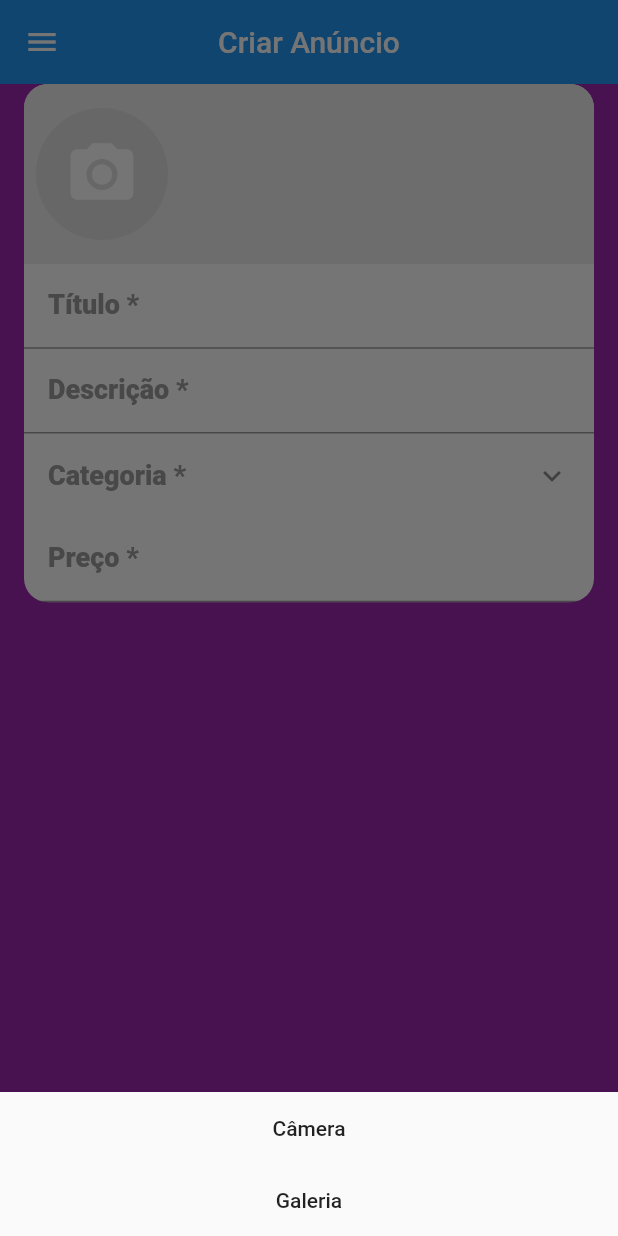
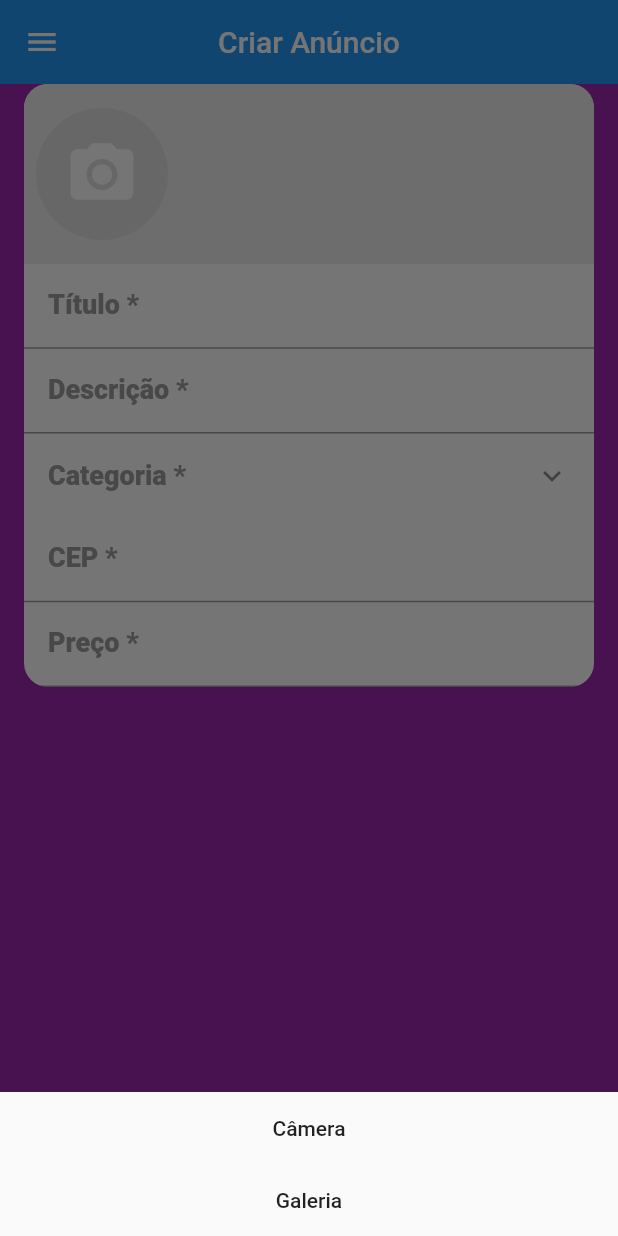
Before and after one commit to Moura14/Olx_clone, a Flutter app: the CreateScreens screen opened directly, after a tap on the "camera alt" icon, on a phone screen of 412 x 824 dp. Run offline on Flutter 3.47's test engine with Material 2 defaults, Android fonts, the phone set to English and light mode, and no system bars; our stand-ins replace brasil_fields, dio, flutter_mobx, get_it, image_cropper, image_picker and 4 more; accounts and stored records are empty; generated files the repository leaves out were written again; network calls fail; statements that could not run were skipped.

Commit message:
Criação de campo de CEP e funcionalidades do mesmo

```diff
--- a/lib/main.dart
+++ b/lib/main.dart
@@ -1,6 +1,8 @@
 import 'package:flutter/material.dart';
 import 'package:get_it/get_it.dart';
 import 'package:olx_mobx/repositories/category_respository.dart';
+import 'package:olx_mobx/repositories/cep_repository.dart';
+import 'package:olx_mobx/repositories/ibge_repository.dart';
 import 'package:olx_mobx/screens/base/base_screen.dart';
 import 'package:olx_mobx/screens/category/category_screens.dart';
 import 'package:olx_mobx/stores/category_store.dart';
--- /dev/null
+++ b/lib/models/adress.dart
@@ -0,0 +1,17 @@
+import 'package:olx_mobx/models/city.dart';
+import 'package:olx_mobx/models/uf.dart';
+
+class Adress {
+  Adress({this.uf, this.city, this.cep, this.district});
+  UF uf;
+  City city;
+
+  String cep;
+  String district;
+
+  @override
+  String toString() {
+    // TODO: implement toString
+    return 'Address{uf: $uf, city: $city, cep: $cep, district: $district}';
+  }
+}
--- /dev/null
+++ b/lib/repositories/cep_repository.dart
@@ -0,0 +1,32 @@
+import 'package:dio/dio.dart';
+import 'package:olx_mobx/models/adress.dart';
+import 'package:olx_mobx/models/city.dart';
+import 'package:olx_mobx/repositories/ibge_repository.dart';
+
+class CepRepository {
+  Future<Adress> getAdressFromApi(String cep) async {
+    if (cep == null || cep.isEmpty) return Future.error("Cep Inválido");
+
+    final cleanCep = cep.replaceAll(RegExp('[^0-9]'), '');
+    if (cleanCep.length != 8) return Future.error("CEP inválido");
+
+    final endpoint = 'http://viacep.com.br/ws/$cleanCep/json';
+
+    try {
+      final response = await Dio().get<Map>(endpoint);
+
+      if (response.data.containsKey('error') && response.data['error'])
+        return Future.error("CEP inválido");
+
+      final ufList = await IBGERepository().getUFList();
+
+      return Adress(
+          cep: response.data['cep'],
+          district: response.data['bairro'],
+          city: City(name: response.data['localidade']),
+          uf: ufList.firstWhere((uf) => uf.initials == response.data['uf']));
+    } catch (e) {
+      return Future.error("Falha ao buscar CEP");
+    }
+  }
+}
--- /dev/null
+++ b/lib/screens/create/components/cep_field.dart
@@ -0,0 +1,73 @@
+import 'package:brasil_fields/brasil_fields.dart';
+import 'package:flutter/material.dart';
+import 'package:flutter/services.dart';
+import 'package:flutter_mobx/flutter_mobx.dart';
+import 'package:olx_mobx/stores/cep_stores.dart';
+
+class CepField extends StatelessWidget {
+  final CepStore cepStore = CepStore();
+  //const CepField({Key key}) : super(key: key);
+
+  @override
+  Widget build(BuildContext context) {
+    return Column(
+      crossAxisAlignment: CrossAxisAlignment.stretch,
+      children: [
+        TextFormField(
+          onChanged: cepStore.setCep,
+          keyboardType: TextInputType.number,
+          inputFormatters: [
+            FilteringTextInputFormatter.digitsOnly,
+            CepInputFormatter()
+          ],
+          decoration: InputDecoration(
+              labelText: "CEP *",
+              labelStyle: TextStyle(
+                  fontWeight: FontWeight.w800,
+                  color: Colors.grey,
+                  fontSize: 18),
+              contentPadding: EdgeInsets.fromLTRB(16, 10, 12, 10)),
+        ),
+        Observer(builder: (_) {
+          if (cepStore.adress == null &&
+              cepStore.error == null &&
+              !cepStore.loading)
+            return Container();
+          else if (cepStore.adress == null && cepStore.error == null)
+            return LinearProgressIndicator(
+              valueColor: AlwaysStoppedAnimation(Colors.purple),
+              backgroundColor: Colors.transparent,
+            );
+          else if (cepStore.error != null)
+            return Container(
+              color: Colors.red.withAlpha(100),
+              height: 50,
+              padding: const EdgeInsets.all(8),
+              alignment: Alignment.center,
+              child: Text(
+                cepStore.error,
+                style:
+                    TextStyle(fontWeight: FontWeight.w600, color: Colors.red),
+              ),
+            );
+          else {
+            final a = cepStore.adress;
+            return Container(
+                color: Colors.purple.withAlpha(150),
+                height: 50,
+                padding: EdgeInsets.all(8),
+                alignment: Alignment.center,
+                child: Text(
+                  'Loacalização: ${a.district}, ${a.city.name} - ${a.uf.initials}',
+                  style: TextStyle(
+                    fontWeight: FontWeight.w500,
+                    color: Colors.white,
+                  ),
+                  textAlign: TextAlign.center,
+                ));
+          }
+        })
+      ],
+    );
+  }
+}
--- a/lib/screens/create/create_screens.dart
+++ b/lib/screens/create/create_screens.dart
@@ -3,6 +3,7 @@ import 'package:flutter/material.dart';
 import 'package:flutter/services.dart';
 import 'package:olx_mobx/components/drawer/custom_drawer.dart';
 import 'package:olx_mobx/screens/create/components/category_field.dart';
+import 'package:olx_mobx/screens/create/components/cep_field.dart';
 import 'package:olx_mobx/screens/create/components/images_field.dart';
 import 'package:olx_mobx/stores/create_stores.dart';
 
@@ -23,7 +24,8 @@ class CreateScreens extends StatelessWidget {
         title: Text('Criar Anúncio'),
         centerTitle: true,
       ),
-      body: Card(
+      body: SingleChildScrollView(
+        child: Card(
           clipBehavior: Clip.antiAlias,
           margin: EdgeInsets.symmetric(horizontal: 16),
           shape: RoundedRectangleBorder(
@@ -47,6 +49,7 @@ class CreateScreens extends StatelessWidget {
                 maxLines: null,
               ),
               CategoryField(createStores),
+              CepField(),
               TextFormField(
                 decoration: InputDecoration(
                     labelText: "Preço *",
@@ -62,6 +65,7 @@ class CreateScreens extends StatelessWidget {
             ],
           ),
         ),
+      ),
     );
   }
 }
--- /dev/null
+++ b/lib/stores/cep_stores.dart
@@ -0,0 +1,54 @@
+import 'package:mobx/mobx.dart';
+import 'package:olx_mobx/models/adress.dart';
+import 'package:olx_mobx/repositories/cep_repository.dart';
+part 'cep_stores.g.dart';
+
+class CepStore = _CepStoreBase with _$CepStore;
+
+abstract class _CepStoreBase with Store {
+  _CepStoreBase() {
+    autorun((_) {
+      if (clearCep.length != 8) {
+        _reset();
+      } else {
+        _searchCep();
+      }
+    });
+  }
+  @observable
+  String cep = '';
+
+  @action
+  void setCep(String value) => cep = value;
+
+  @computed
+  String get clearCep => cep.replaceAll(RegExp('[^0-9]'), '');
+
+  @observable
+  Adress adress;
+
+  @observable
+  String error;
+
+  @observable
+  bool loading = false;
+
+  @action
+  Future<void> _searchCep() async {
+    loading = true;
+    try {
+      adress = await CepRepository().getAdressFromApi(clearCep);
+      error = null;
+    } catch (e) {
+      error = e;
+      adress = null;
+    }
+    loading = false;
+  }
+
+  @action
+  void _reset() {
+    adress = null;
+    error = null;
+  }
+}
--- a/pubspec.yaml
+++ b/pubspec.yaml
@@ -35,6 +35,8 @@ dependencies:
   brasil_fields: ^1.3.0
   image_picker: ^0.8.4
   image_cropper: ^1.4.1
+  dio: ^4.0.4
+  shared_preferences: ^2.0.7
 
 dev_dependencies:
   flutter_test:
```
Also changed, not shown: lib/models/city.dart (added, +14 -0 lines), lib/models/uf.dart (added, +15 -0 lines), lib/repositories/ibge_repository.dart (added, +54 -0 lines), lib/stores/cep_stores.g.dart (added), pubspec.lock. Lines whose indentation alone changed are shown as unchanged.
